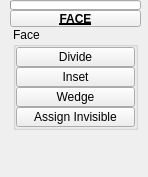
Above: tentacle/ui/uiLevel_3/polygons_face.ui from m3trik/tentacle before the change. Below: the same form after it.
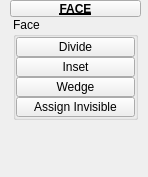
That is the form after the change. Custom widgets are drawn as their Qt base class.

What changed in the file:
```diff
--- a/tentacle/ui/uiLevel_3/polygons_face.ui
+++ b/tentacle/ui/uiLevel_3/polygons_face.ui
@@ -155,35 +155,7 @@
      <property name="spacing">
       <number>0</number>
      </property>
-     <item row="0" column="1" colspan="2">
-      <widget class="ProgressBar" name="progressBar">
-       <property name="sizePolicy">
-        <sizepolicy hsizetype="Ignored" vsizetype="Fixed">
-         <horstretch>0</horstretch>
-         <verstretch>0</verstretch>
-        </sizepolicy>
-       </property>
-       <property name="minimumSize">
-        <size>
-         <width>0</width>
-         <height>10</height>
-        </size>
-       </property>
-       <property name="maximumSize">
-        <size>
-         <width>16777215</width>
-         <height>10</height>
-        </size>
-       </property>
-       <property name="value">
-        <number>0</number>
-       </property>
-       <property name="textVisible">
-        <bool>false</bool>
-       </property>
-      </widget>
-     </item>
-     <item row="2" column="1" colspan="2">
+     <item row="1" column="1" colspan="2">
       <layout class="QHBoxLayout" name="horizontalLayout">
        <item>
         <layout class="QVBoxLayout" name="verticalLayout">
@@ -447,7 +419,7 @@
        </item>
       </layout>
      </item>
-     <item row="1" column="1" colspan="2">
+     <item row="0" column="1" colspan="2">
       <widget class="PushButtonDraggable" name="draggable_header">
        <property name="minimumSize">
         <size>
@@ -486,11 +458,6 @@
    <extends>QPushButton</extends>
    <header>widgets.pushbuttondraggable.h</header>
   </customwidget>
-  <customwidget>
-   <class>ProgressBar</class>
-   <extends>QProgressBar</extends>
-   <header>widgets.progressbar.h</header>
-  </customwidget>
   <customwidget>
    <class>PushButton</class>
    <extends>QPushButton</extends>
```
